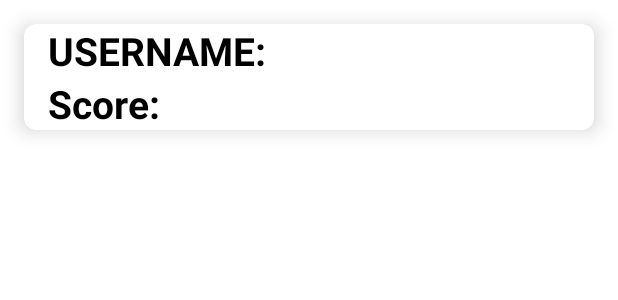
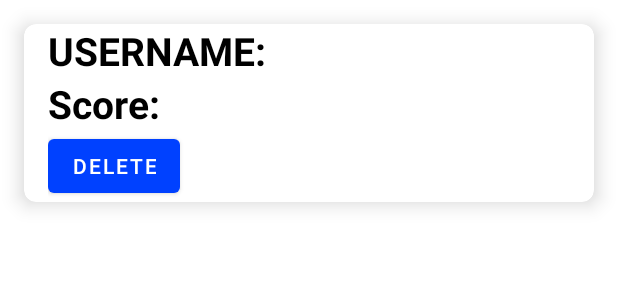
Before and after one commit to malhar2000/QR-Code-Game, an Android app: the layout owner_players_list.xml on its own in the app's theme, with its tools: preview values and no code run, on a phone screen of 412 x 824 dp. Shown: the top 300 px of the screen. Run offline under Robolectric (Android 15) with nearby library versions, the phone set to English and light mode, and no system bars.

Commit message:
delete button needs work

```diff
--- a/code/app/src/main/res/layout/owner_players_list.xml
+++ b/code/app/src/main/res/layout/owner_players_list.xml
@@ -7,17 +7,21 @@
     app:cardCornerRadius="8dp"
     android:layout_margin="16dp">
 
+
+
     <LinearLayout
         android:layout_width="wrap_content"
         android:layout_height="wrap_content"
         android:layout_marginLeft="16dp"
         android:orientation="vertical">
 
+
         <LinearLayout
             android:layout_width="wrap_content"
             android:layout_height="wrap_content"
             android:layout_gravity="center_vertical"
             android:orientation="horizontal">
+
 
             <TextView
                 android:id="@+id/user_name"
@@ -31,6 +35,8 @@
 
 
         </LinearLayout>
+
+
         <TextView
             android:id="@+id/score"
             android:layout_width="wrap_content"
@@ -39,7 +45,16 @@
             android:textColor="@color/black"
             android:textStyle="bold"
             android:textSize="26sp"></TextView>
+        <Button
+            android:id="@+id/delete_btn"
+            android:layout_width="wrap_content"
+            android:layout_height="wrap_content"
+            android:text="Delete" />
 
     </LinearLayout>
 
+
+
+
+
 </androidx.cardview.widget.CardView>
```
Also changed, not shown: code/app/src/main/java/com/example/qrcodegame/OwnerViewPlayerActivity.java (+22 -2 lines).
